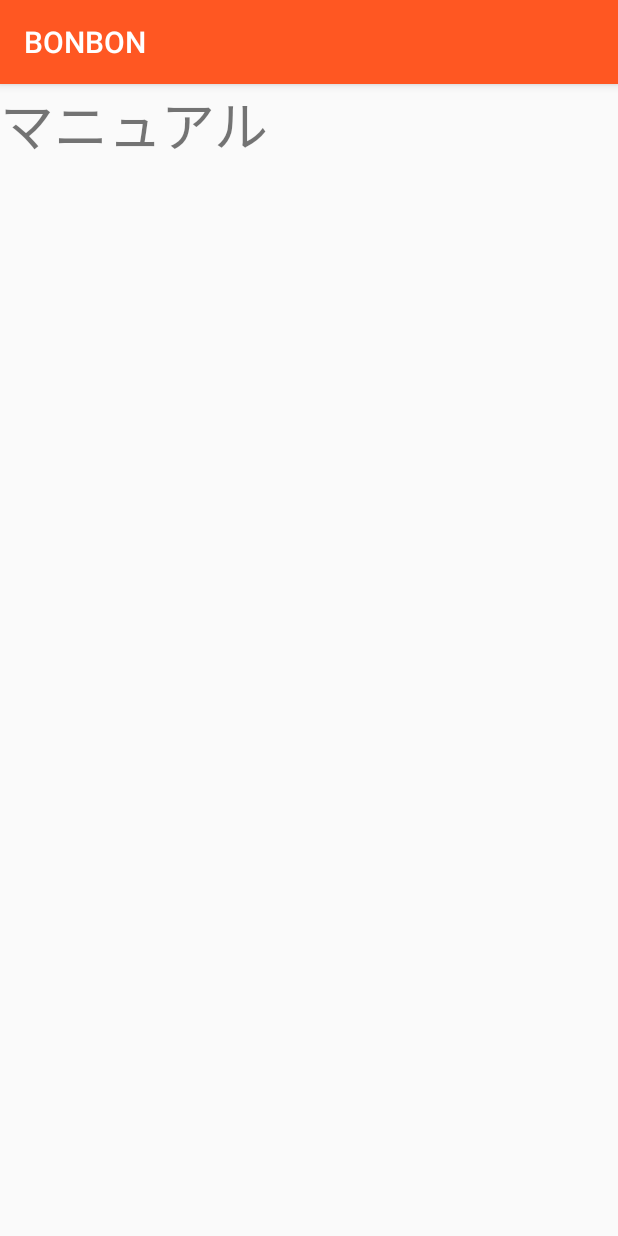
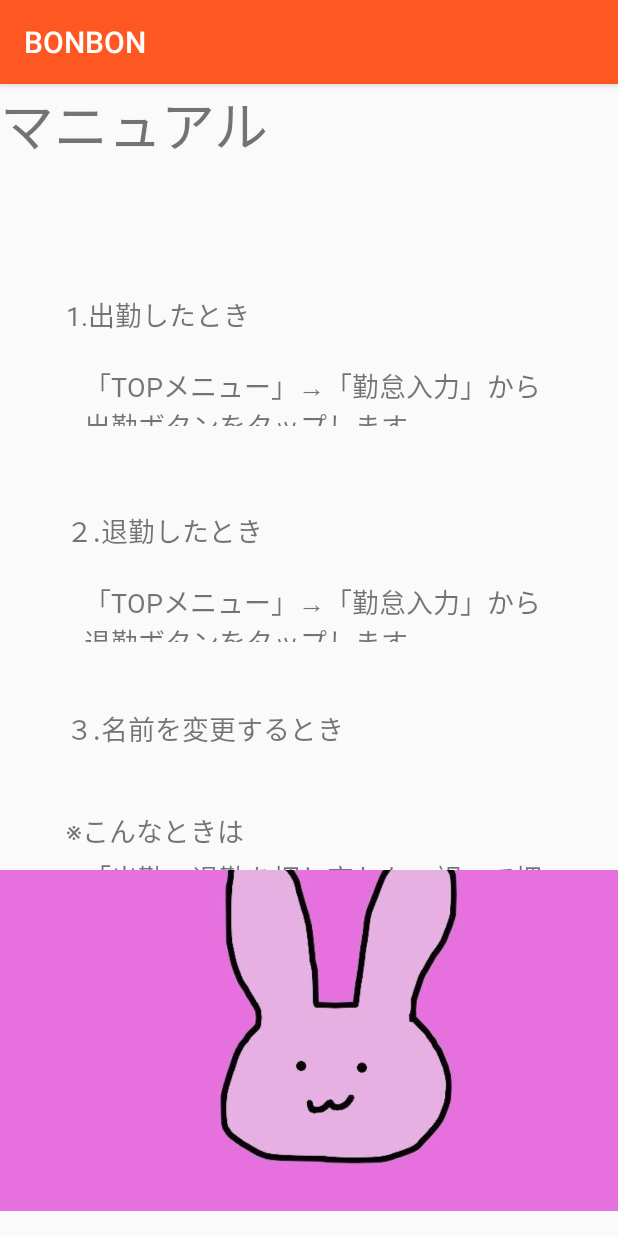
Before and after one commit to yusuke-narusaka/PT, an Android app: the ManualActivity screen opened directly, with no data from a screen before it, on a phone screen of 412 x 824 dp. Run offline under Robolectric (Android 15) with nearby library versions, the phone set to English and light mode, and no system bars.

Commit message:
マニュアルページ更新しました

```diff
--- a/app/src/main/res/layout/activity_manual.xml
+++ b/app/src/main/res/layout/activity_manual.xml
@@ -5,6 +5,29 @@
     android:layout_width="match_parent"
     android:layout_height="match_parent"
     tools:context=".ManualActivity">
+
+
+    package com.keicode.android.test;
+
+    import android.app.Activity;
+    import android.os.Bundle;
+    import android.webkit.WebView;
+
+    public class WebViewTest1Activity extends Activity {
+
+    WebView webView;
+
+    @Override
+    public void onCreate(Bundle savedInstanceState) {
+    super.onCreate(savedInstanceState);
+    setContentView(R.layout.main);
+
+    webView = (WebView)findViewById(R.id.webView1);
+    webView.loadUrl("file:///android_asset/hello.html");
+    }
+
+    }
+
 
     <TextView
         android:id="@+id/textView3"
@@ -14,4 +37,150 @@
         android:textSize="36sp"
         tools:layout_editor_absoluteX="69dp"
         tools:layout_editor_absoluteY="72dp" />
+
+
+    <TextView
+        android:id="@+id/textMenu0"
+        android:layout_width="221dp"
+        android:layout_height="30dp"
+
+        android:layout_marginStart="44dp"
+        android:layout_marginTop="140dp"
+        android:fontFamily="@font/kosugimaruregular"
+        android:gravity="center_horizontal"
+        android:text="1.出勤したとき"
+        android:textAlignment="viewStart"
+        android:textColorLink="#FFFFFF"
+        android:textSize="18sp"
+        app:layout_constraintStart_toStartOf="parent"
+        app:layout_constraintTop_toTopOf="parent" />
+
+
+    <TextView
+        android:id="@+id/textMenu0"
+        android:layout_width="317dp"
+        android:layout_height="40dp"
+
+        android:layout_marginStart="56dp"
+        android:layout_marginTop="188dp"
+        android:fontFamily="@font/kosugimaruregular"
+        android:gravity="center_horizontal"
+        android:text="「TOPメニュー」→「勤怠入力」から出勤ボタンをタップします"
+        android:textAlignment="viewStart"
+        android:textColorLink="#FFFFFF"
+        android:textSize="18sp"
+        app:layout_constraintStart_toStartOf="parent"
+        app:layout_constraintTop_toTopOf="parent" />
+
+
+    <TextView
+        android:id="@+id/textMenu0"
+        android:layout_width="221dp"
+        android:layout_height="30dp"
+
+        android:layout_marginStart="44dp"
+        android:layout_marginTop="284dp"
+        android:fontFamily="@font/kosugimaruregular"
+        android:gravity="center_horizontal"
+        android:text="２.退勤したとき"
+        android:textAlignment="viewStart"
+        android:textColorLink="#FFFFFF"
+        android:textSize="18sp"
+        app:layout_constraintStart_toStartOf="parent"
+        app:layout_constraintTop_toTopOf="parent" />
+
+    <TextView
+        android:id="@+id/textMenu0"
+        android:layout_width="317dp"
+        android:layout_height="40dp"
+
+        android:layout_marginStart="56dp"
+        android:layout_marginTop="332dp"
+        android:fontFamily="@font/kosugimaruregular"
+        android:gravity="center_horizontal"
+        android:text="「TOPメニュー」→「勤怠入力」から退勤ボタンをタップします"
+        android:textAlignment="viewStart"
+        android:textColorLink="#FFFFFF"
+        android:textSize="18sp"
+        app:layout_constraintStart_toStartOf="parent"
+        app:layout_constraintTop_toTopOf="parent" />
+
+
+    <TextView
+        android:id="@+id/textMenu0"
+        android:layout_width="221dp"
+        android:layout_height="30dp"
+
+        android:layout_marginStart="44dp"
+        android:layout_marginTop="416dp"
+        android:fontFamily="@font/kosugimaruregular"
+        android:gravity="center_horizontal"
+        android:text="３.名前を変更するとき"
+        android:textAlignment="viewStart"
+        android:textColorLink="#FFFFFF"
+        android:textSize="18sp"
+        app:layout_constraintStart_toStartOf="parent"
+        app:layout_constraintTop_toTopOf="parent" />
+
+
+    <TextView
+        android:id="@+id/textMenu0"
+        android:layout_width="300dp"
+        android:layout_height="23dp"
+
+        android:layout_marginStart="44dp"
+        android:layout_marginTop="484dp"
+        android:fontFamily="@font/kosugimaruregular"
+        android:gravity="center_horizontal"
+        android:text="※こんなときは"
+        android:textAlignment="viewStart"
+        android:textColorLink="#FFFFFF"
+        android:textSize="18sp"
+        app:layout_constraintStart_toStartOf="parent"
+        app:layout_constraintTop_toTopOf="parent" />
+
+    <TextView
+        android:id="@+id/textMenu0"
+        android:layout_width="317dp"
+        android:layout_height="50dp"
+
+        android:layout_marginStart="56dp"
+        android:layout_marginTop="516dp"
+        android:fontFamily="@font/kosugimaruregular"
+        android:gravity="center_horizontal"
+        android:text="「出勤・退勤を押し忘れた、誤って押してしまった」"
+        android:textAlignment="viewStart"
+        android:textColorLink="#FFFFFF"
+        android:textSize="18sp"
+        app:layout_constraintStart_toStartOf="parent"
+        app:layout_constraintTop_toTopOf="parent" />
+
+    <TextView
+        android:id="@+id/textMenu0"
+        android:layout_width="312dp"
+        android:layout_height="85dp"
+
+        android:layout_marginStart="66dp"
+        android:layout_marginTop="584dp"
+        android:fontFamily="@font/kosugimaruregular"
+        android:gravity="center_horizontal"
+        android:text="→アプリでは修正ができないため、上長へ直接連絡をお願いいたします"
+        android:textAlignment="viewStart"
+        android:textColorLink="#FFFFFF"
+        android:textSize="18sp"
+        app:layout_constraintStart_toStartOf="parent"
+        app:layout_constraintTop_toTopOf="parent" />
+
+
+    <ImageView
+        android:id="@+id/applyIcon"
+        android:layout_width="416dp"
+        android:layout_height="227dp"
+        android:layout_marginTop="524dp"
+        android:scaleType="centerCrop"
+        app:layout_constraintStart_toStartOf="parent"
+        app:layout_constraintTop_toTopOf="parent"
+        app:srcCompat="@drawable/rabbit" />
+
+
 </androidx.constraintlayout.widget.ConstraintLayout>
```
Also changed, not shown: 1 other file.
